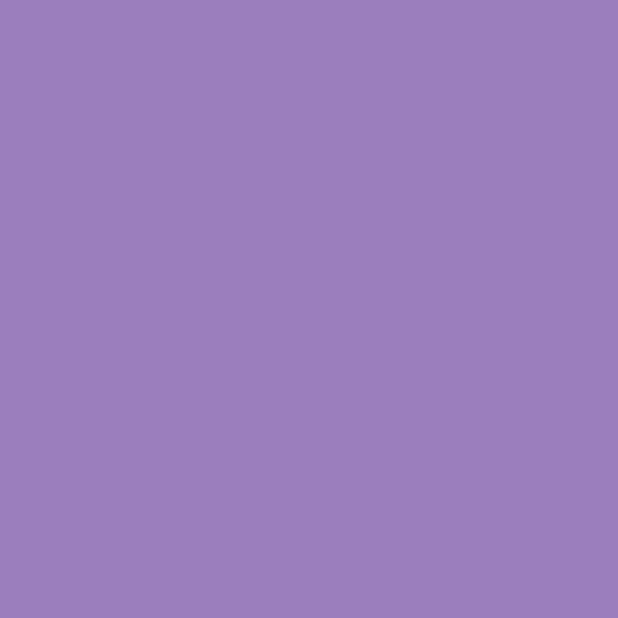
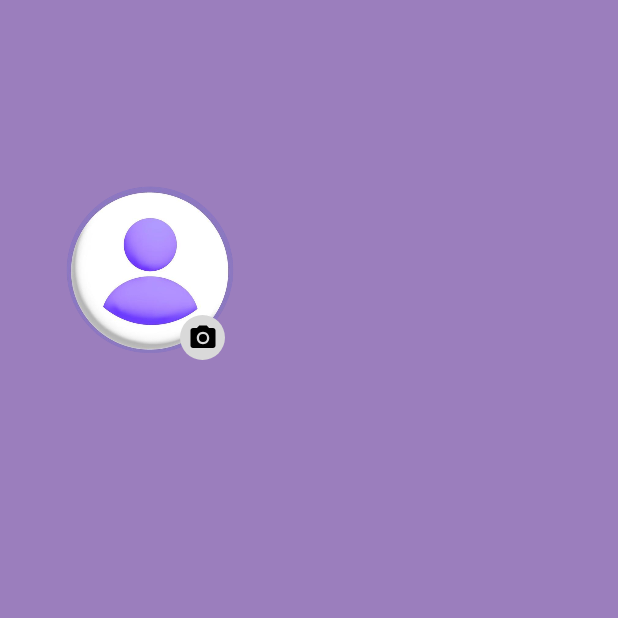
Before and after one commit to jovanannikolic44/music-online-classes, an Android app: the UserProfile screen opened directly, with no data from a screen before it, on a phone screen of 412 x 824 dp, the top half of it. Before the commit the part shown is empty. Run offline under Robolectric (Android 15) with nearby library versions, the phone set to English and light mode, and no system bars; pictures from the network do not load.

Commit message:
Default profile picture

```diff
--- a/app/src/main/java/com/masterprojekat/music_online_classes/APIs/RetrofitService.java
+++ b/app/src/main/java/com/masterprojekat/music_online_classes/APIs/RetrofitService.java
@@ -14,7 +14,7 @@ public class RetrofitService {
 
     private void initalizeRetrofit() {
         retrofit = new Retrofit.Builder()
-                .baseUrl("http://192.168.1.24:9000")
+                .baseUrl("http://192.168.100.135:9000")
                 .addConverterFactory(GsonConverterFactory.create(new Gson()))
                 .build();
     }
--- a/app/src/main/java/com/masterprojekat/music_online_classes/UserProfile.java
+++ b/app/src/main/java/com/masterprojekat/music_online_classes/UserProfile.java
@@ -1,8 +1,13 @@
 package com.masterprojekat.music_online_classes;
 
+import android.content.Intent;
+import android.net.Uri;
 import android.os.Bundle;
+import android.provider.MediaStore;
 import android.view.Window;
 import android.view.WindowManager;
+import android.widget.ImageButton;
+import android.widget.ImageView;
 
 import androidx.activity.EdgeToEdge;
 import androidx.appcompat.app.AppCompatActivity;
@@ -12,6 +17,8 @@ import androidx.core.view.ViewCompat;
 import androidx.core.view.WindowInsetsCompat;
 
 public class UserProfile extends AppCompatActivity {
+    private static final int PICK_IMAGE_REQUEST = 1;
+    private Uri imageUri;
 
     @Override
     protected void onCreate(Bundle savedInstanceState) {
@@ -23,5 +30,24 @@ public class UserProfile extends AppCompatActivity {
         window.addFlags(WindowManager.LayoutParams.FLAG_DRAWS_SYSTEM_BAR_BACKGROUNDS);
         int statusBarColor = ContextCompat.getColor(this, R.color.black);
         window.setStatusBarColor(statusBarColor);
+
+        // Choose image from gallery
+        ImageView profilePicture = findViewById(R.id.profile_picture);
+        ImageButton changeImage = findViewById(R.id.camera_button);
+
+        changeImage.setOnClickListener(view -> {
+            Intent intent = new Intent(Intent.ACTION_PICK, MediaStore.Images.Media.EXTERNAL_CONTENT_URI);
+            startActivityForResult(intent, PICK_IMAGE_REQUEST);
+        });
+    }
+
+    @Override
+    protected void onActivityResult(int requestCode, int resultCode, Intent data) {
+        super.onActivityResult(requestCode, resultCode, data);
+        if(requestCode == PICK_IMAGE_REQUEST && resultCode == RESULT_OK && data != null) {
+            imageUri = data.getData();
+            ImageView profilePicture = findViewById(R.id.profile_picture);
+            profilePicture.setImageURI(imageUri);
+        }
     }
 }
--- /dev/null
+++ b/app/src/main/res/drawable/camera_icon.xml
@@ -0,0 +1,7 @@
+<vector xmlns:android="http://schemas.android.com/apk/res/android" android:height="20dp" android:tint="#000000" android:viewportHeight="24" android:viewportWidth="24" android:width="20dp">
+
+    <path android:fillColor="@android:color/white" android:pathData="M12,12m-3.2,0a3.2,3.2 0,1 1,6.4 0a3.2,3.2 0,1 1,-6.4 0"/>
+
+    <path android:fillColor="@android:color/white" android:pathData="M9,2L7.17,4L4,4c-1.1,0 -2,0.9 -2,2v12c0,1.1 0.9,2 2,2h16c1.1,0 2,-0.9 2,-2L22,6c0,-1.1 -0.9,-2 -2,-2h-3.17L15,2L9,2zM12,17c-2.76,0 -5,-2.24 -5,-5s2.24,-5 5,-5 5,2.24 5,5 -2.24,5 -5,5z"/>
+
+</vector>
--- /dev/null
+++ b/app/src/main/res/drawable/circular_button.xml
@@ -0,0 +1,4 @@
+<shape xmlns:android="http://schemas.android.com/apk/res/android">
+    <solid android:color="@color/light_gray"/>
+    <corners android:radius="250dp"/>
+</shape>
--- a/app/src/main/res/layout/activity_user_profile.xml
+++ b/app/src/main/res/layout/activity_user_profile.xml
@@ -1,10 +1,30 @@
 <?xml version="1.0" encoding="utf-8"?>
-<androidx.constraintlayout.widget.ConstraintLayout xmlns:android="http://schemas.android.com/apk/res/android"
-    xmlns:app="http://schemas.android.com/apk/res-auto"
-    xmlns:tools="http://schemas.android.com/tools"
-    android:id="@+id/main"
+<RelativeLayout xmlns:android="http://schemas.android.com/apk/res/android"
     android:layout_width="match_parent"
     android:layout_height="match_parent"
-    tools:context=".UserProfile">
+    xmlns:app="http://schemas.android.com/apk/res-auto">
 
-</androidx.constraintlayout.widget.ConstraintLayout>
+    <ImageView
+        android:id="@+id/profile_picture"
+        android:layout_width="200dp"
+        android:layout_height="200dp"
+        android:contentDescription="@string/profile_picture"
+        android:scaleType="centerCrop"
+        android:layout_marginTop="80dp"
+        android:src="@drawable/default_profile_picture" />
+
+    <ImageButton
+        android:id="@+id/camera_button"
+        android:layout_width="30dp"
+        android:layout_height="30dp"
+        android:layout_alignEnd="@id/profile_picture"
+        android:layout_alignBottom="@id/profile_picture"
+        android:layout_marginEnd="50dp"
+        android:layout_marginBottom="40dp"
+        android:background="@drawable/circular_button"
+        android:contentDescription="@string/profile_picture"
+        android:src="@drawable/camera_icon"
+        app:tint="@android:color/black" />
+
+
+</RelativeLayout>
--- a/app/src/main/res/values/colors.xml
+++ b/app/src/main/res/values/colors.xml
@@ -3,6 +3,7 @@
     <color name="black">#FF000000</color>
     <color name="white">#FFFFFFFF</color>
     <color name="gray">#505050</color>
+    <color name="light_gray">#D9D9D9</color>
     <color name="violet">#9B7EBD</color>
     <color name="dark_violet">#3B1E54</color>
     <color name="light_violet">#D4BEE4</color>
--- a/app/src/main/res/values/strings.xml
+++ b/app/src/main/res/values/strings.xml
@@ -27,6 +27,7 @@
     <string name="drums">Bubanj</string>
     <string name="singing">Pevanje</string>
     <string name="continueText">Nastavite</string>
+    <string name="profile_picture">Profilna slika</string>
     <string-array name="expertise_array">
         <item>Gitara</item>
         <item>Violina</item>
```
Also changed, not shown: app/src/main/java/com/masterprojekat/music_online_classes/Preferences.java (+13 -6 lines), app/src/main/java/com/masterprojekat/music_online_classes/Registration.java (+9 -0 lines), app/src/main/res/drawable/default_profile_picture.png (added), app/src/main/res/drawable/profesorka_gitare.jpg (added).
